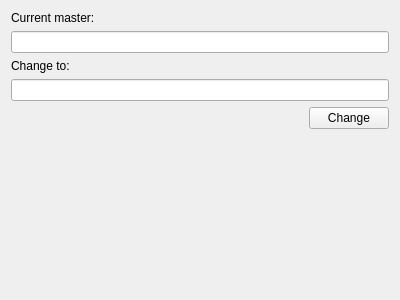
The window that src/admc/fsmo_tab.ui (altlinux/admc) describes before a commit, drawn with Qt 5.
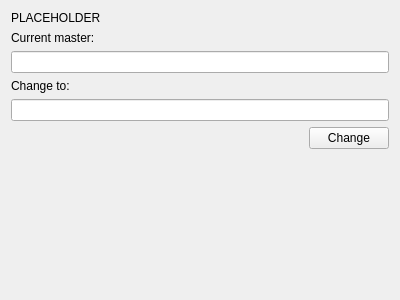
The same window after the commit.

Commit message:
add title label
duplicates tab title in the tab widget, but without user sometimes
\ won't understand whether switching tabs does anything (if all roles
\ have same master)

```diff
--- a/src/admc/fsmo_tab.ui
+++ b/src/admc/fsmo_tab.ui
@@ -14,6 +14,13 @@
    <string>Form</string>
   </property>
   <layout class="QVBoxLayout" name="verticalLayout">
+   <item>
+    <widget class="QLabel" name="title_label">
+     <property name="text">
+      <string notr="true">PLACEHOLDER</string>
+     </property>
+    </widget>
+   </item>
    <item>
     <widget class="QLabel" name="label_2">
      <property name="text">
```
The commit also changes 3 other files.
